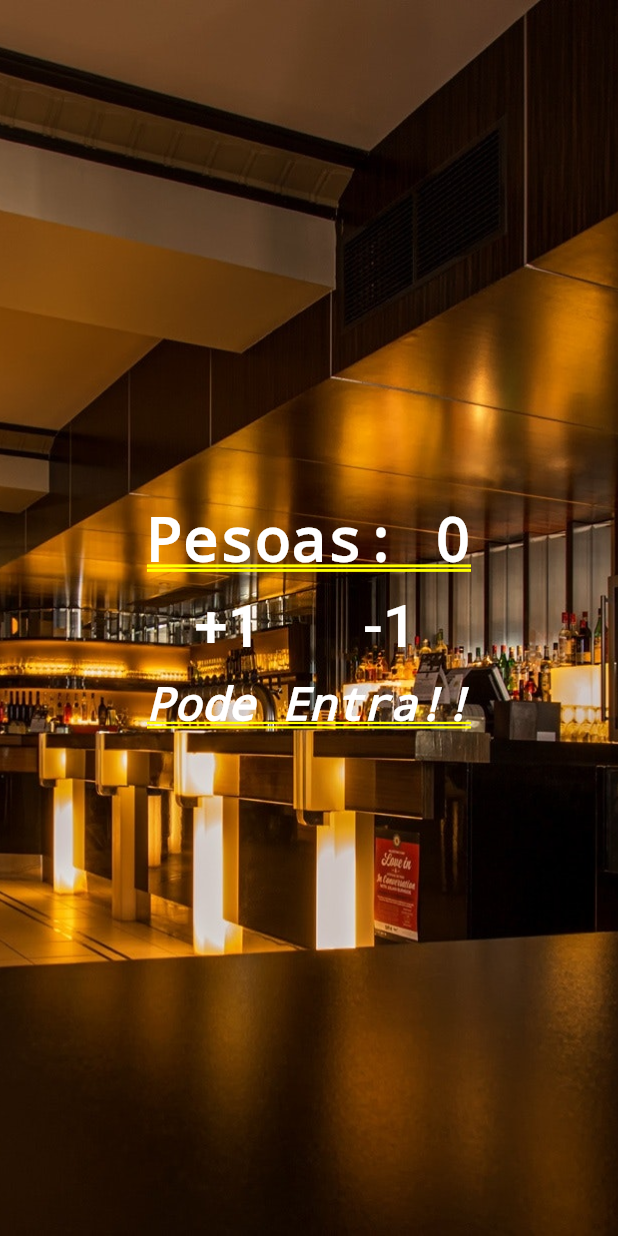
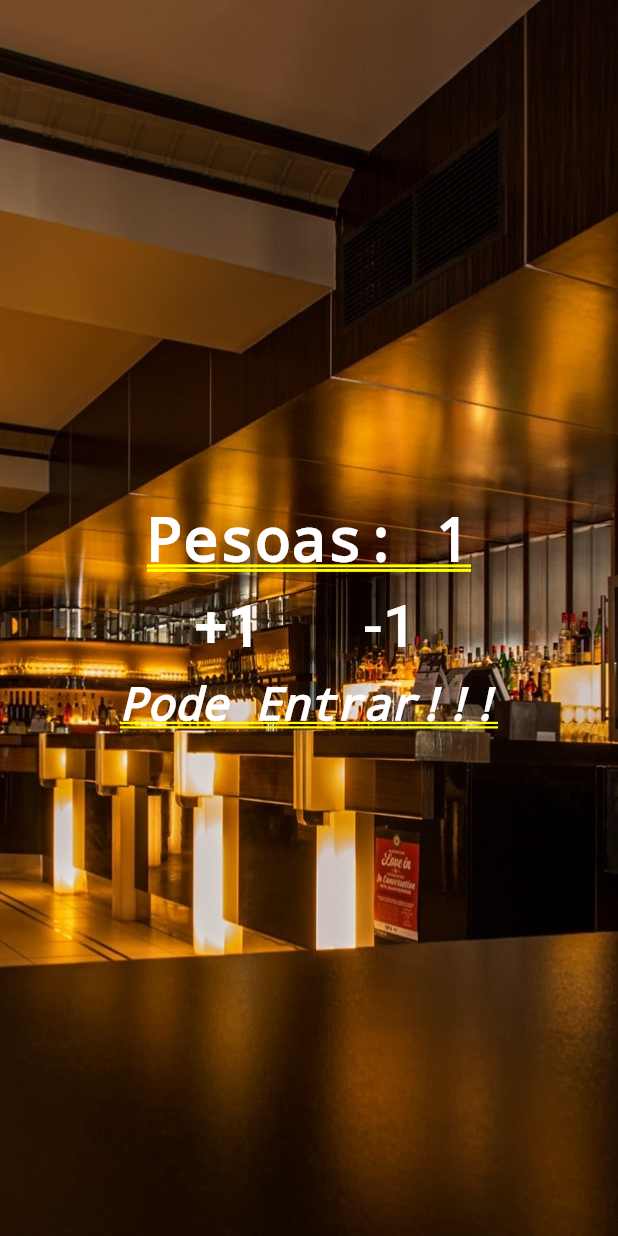
Before and after one commit to zVinicius/ContadorDePessoas, a Flutter app: the screen it shows after launch, after a tap on "+1", on a phone screen of 412 x 824 dp. Run offline on Flutter 3.47's test engine with Material 2 defaults, Android fonts, the phone set to English and light mode, and no system bars.

```diff
--- a/lib/main.dart
+++ b/lib/main.dart
@@ -6,7 +6,39 @@ void main(){
     //esse title é usado internamente, não vamos ver ele no app
     title: "Contador de Pessoas",
     //especificando a tela inicial do app
-    home: Stack(
+    home: Home()
+  ));
+}
+
+//criando um widget statefull, esse widget vai ter seu estado
+// modificado ao longo do uso do app
+class Home extends StatefulWidget{
+  @override
+  State<StatefulWidget> createState() => _HomeState();
+}
+class _HomeState extends State<Home>{
+
+  int _peaple = 0;
+  String _messege = "Pode Entrar !!!";
+
+  void _changePeaple(int delta){
+    setState((){
+      _peaple += delta;
+      if(_peaple > 10){
+        _messege = "Chega, cabe mais não!";
+      }else if(_peaple < 0){
+        _messege = "Porra é essa, $_peaple ?!";
+      }
+      else{
+        _messege = "Pode Entrar!!!";
+      }
+    });
+  }
+
+  @override
+  Widget build(BuildContext context) {
+    // TODO: implement build
+    return Stack(
       children: <Widget>[
         //primeiro o widget que vai ficar por baixo
         Image.asset(
@@ -19,7 +51,7 @@ void main(){
           mainAxisAlignment: MainAxisAlignment.center,
           children: <Widget>[
             Text(
-              "Pesoas: 0",
+              "Pesoas: $_peaple",
               style: TextStyle(fontSize: 40.0, color: Colors.white),
               ),
               Row(
@@ -29,20 +61,24 @@ void main(){
                     padding: EdgeInsets.all(10.0),
                     child: FlatButton(
                       child: Text("+1", style: TextStyle(fontSize: 40.0, color: Colors.white) ),
-                      onPressed: (){},
+                      onPressed: (){
+                        _changePeaple(1);
+                      },
                     ),
                   ),
                   Padding(
                     padding: EdgeInsets.all(10.0),
                     child: FlatButton(
                       child: Text("-1", style: TextStyle(fontSize: 40.0, color: Colors.white)),
-                      onPressed: (){},
+                      onPressed: (){
+                        _changePeaple(-1);
+                      },
                     ),
                   )
                 ],
               ),
               Text(
-                "Pode Entra!!",
+                _messege,
                 style: TextStyle(
                   fontSize: 30.0,
                   color: Colors.white,
@@ -52,6 +88,7 @@ void main(){
         )
 
       ]
-    )
-  ));
+    );
+  }
+
 }
```
